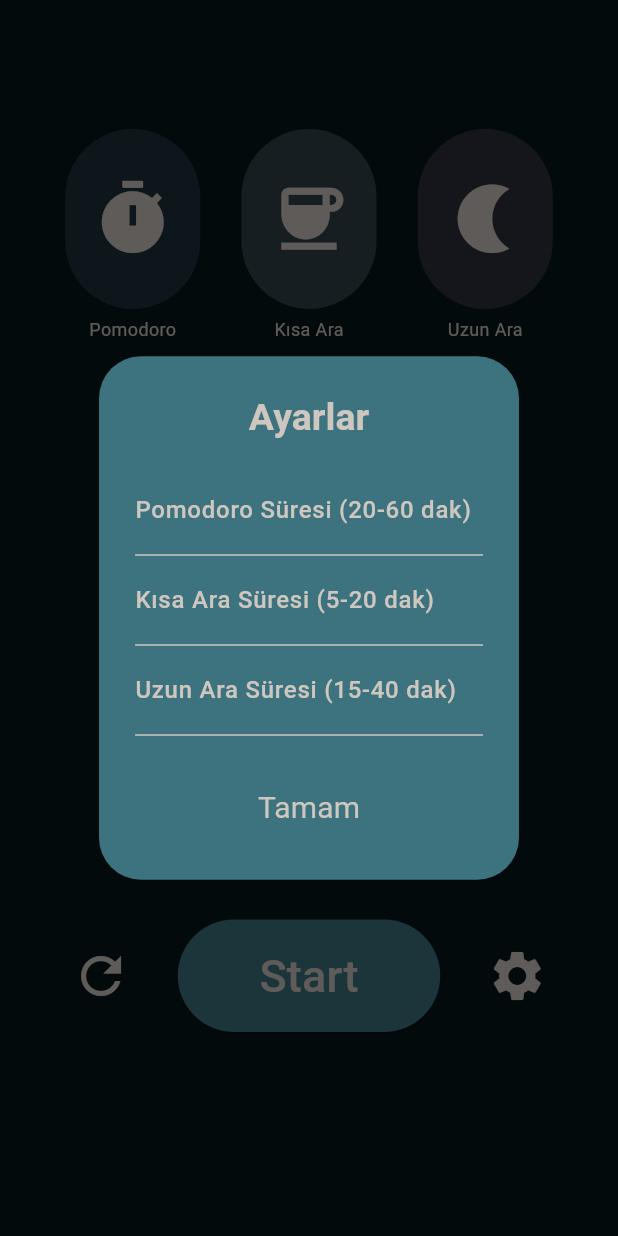
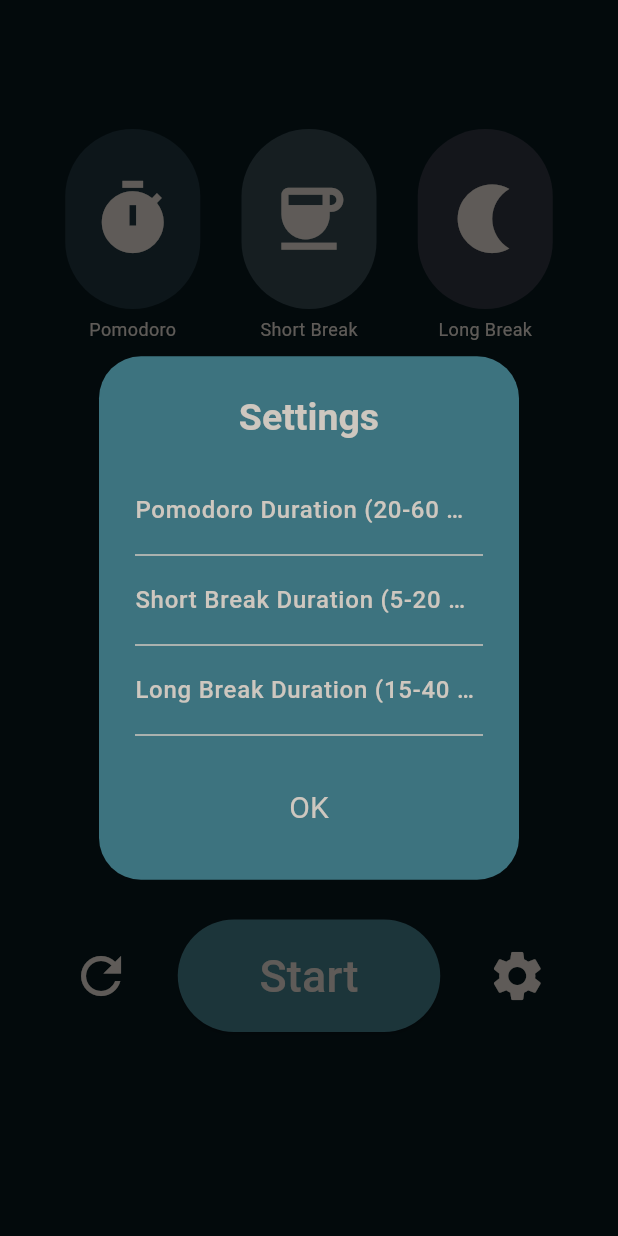
Before and after one commit to rasitesdmr/pokeme, a Flutter app: the PomodoroScreen screen opened directly, after a tap on the "coffee" icon, after a tap on the "nightlight" icon, after a tap on the "settings" icon, on a phone screen of 412 x 824 dp. Run offline on Flutter 3.47's test engine with Material 3 defaults, Android fonts, the phone set to English and light mode, and no system bars; our stand-ins replace dotted_border, flutter_local_notifications, flutter_slidable, rxdart, sensors, sqflite; missing offline and left inert: android_alarm_manager_plus, android_intent, flutter_analog_clock; accounts and stored records are empty.

Commit message:
clock and pomodoro screens language fixed

```diff
--- a/lib/screens/clock_screen.dart
+++ b/lib/screens/clock_screen.dart
@@ -79,7 +79,7 @@ class _ClockScreenState extends State<ClockScreen> {
                       const Align(
                         alignment: Alignment.topLeft,
                         child: Text(
-                          'Saat',
+                          'Clock',
                           style: TextStyle(
                             color: Color(0xFFCEC7BF),
                             fontSize: 30,
--- a/lib/screens/pomodoro_screen.dart
+++ b/lib/screens/pomodoro_screen.dart
@@ -76,14 +76,14 @@ class _PomodoroScreenState extends State<PomodoroScreen> {
         if (currentMode == 'Pomodoro') {
           pomodoroCounter += 1;
           if (pomodoroCounter % 4 == 0) {
-            setTimerDuration(longBreakDuration, 'Uzun Ara');
+            setTimerDuration(longBreakDuration, 'Long Break');
           } else {
-            setTimerDuration(shortBreakDuration, 'Kısa Ara');
+            setTimerDuration(shortBreakDuration, 'Short Break');
           }
-        } else if (currentMode == 'Uzun Ara') {
+        } else if (currentMode == 'Long Break') {
           pomodoroCounter = 0;
           setTimerDuration(pomodoroDuration, 'Pomodoro');
-        } else if (currentMode == 'Kısa Ara') {
+        } else if (currentMode == 'Short Break') {
           setTimerDuration(pomodoroDuration, 'Pomodoro');
         }
       } else {
@@ -98,13 +98,13 @@ class _PomodoroScreenState extends State<PomodoroScreen> {
 
     switch (currentMode) {
       case 'Pomodoro':
-        alertTitle = 'Süreniz doldu!';
-        alertContent = 'Şimdi biraz dinlenme zamanı';
+        alertTitle = 'Your time is up!';
+        alertContent = 'Now it\'s time to get some rest';
         break;
-      case 'Kısa Ara':
-      case 'Uzun Ara':
-        alertTitle = 'Süreniz doldu!';
-        alertContent = 'Çalışma Zamanı';
+      case 'Short Break':
+      case 'Long Break':
+        alertTitle = 'Your time is up!';
+        alertContent = 'Working time';
         break;
     }
 
@@ -132,7 +132,7 @@ class _PomodoroScreenState extends State<PomodoroScreen> {
                 const SizedBox(height: 20),
                 Center(
                   child: TextButton(
-                    child: const Text('Tamam'),
+                    child: const Text('OK'),
                     onPressed: () {
                       Navigator.of(context).pop();
                     },
@@ -154,7 +154,7 @@ class _PomodoroScreenState extends State<PomodoroScreen> {
           backgroundColor: Color(0xFF3D737F),
           title: const Center(
             child: Text(
-              'Ayarlar',
+              'Settings',
               style: TextStyle(
                 color: Color(0xFFCEC7BF),
                 fontSize: 25,
@@ -168,7 +168,7 @@ class _PomodoroScreenState extends State<PomodoroScreen> {
                 TextFormField(
                   controller: pomodoroDurationController,
                   decoration: const InputDecoration(
-                    labelText: 'Pomodoro Süresi (20-60 dak)',
+                    labelText: 'Pomodoro Duration (20-60 min)',
                     labelStyle: TextStyle(
                       color: Color(0xFFCEC7BF),
                       fontWeight: FontWeight.w500,
@@ -191,7 +191,7 @@ class _PomodoroScreenState extends State<PomodoroScreen> {
                 TextFormField(
                   controller: shortBreakDurationController,
                   decoration: const InputDecoration(
-                    labelText: 'Kısa Ara Süresi (5-20 dak)',
+                    labelText: 'Short Break Duration (5-20 min)',
                     labelStyle: TextStyle(
                       color: Color(0xFFCEC7BF),
                       fontWeight: FontWeight.w500,
@@ -212,7 +212,7 @@ class _PomodoroScreenState extends State<PomodoroScreen> {
                 TextFormField(
                   controller: longBreakDurationController,
                   decoration: const InputDecoration(
-                    labelText: 'Uzun Ara Süresi (15-40 dak)',
+                    labelText: 'Long Break Duration (15-40 min)',
                     labelStyle: TextStyle(
                       color: Color(0xFFCEC7BF),
                       fontWeight: FontWeight.w500,
@@ -237,7 +237,7 @@ class _PomodoroScreenState extends State<PomodoroScreen> {
             TextButton(
               child: const Center(
                 child: Text(
-                  'Tamam',
+                  'OK',
                   style: TextStyle(
                     color: Color(0xFFCEC7BF),
                     fontSize: 20,
@@ -259,7 +259,7 @@ class _PomodoroScreenState extends State<PomodoroScreen> {
                   ScaffoldMessenger.of(context).showSnackBar(
                     const SnackBar(
                       content: Center(
-                        child: Text('Lütfen geçerli bir dakika belirleyiniz'),
+                        child: Text('Please specify a valid minute'),
                       ),
                       duration: Duration(seconds: 2),
                     ),
@@ -268,9 +268,9 @@ class _PomodoroScreenState extends State<PomodoroScreen> {
                   setState(() {
                     selectedMinutes = newPomodoroDuration;
                     myDuration = Duration(minutes: newPomodoroDuration);
-                    if (currentMode == 'Kısa Ara') {
+                    if (currentMode == 'Short Break') {
                       myDuration = Duration(minutes: newShortBreakDuration);
-                    } else if (currentMode == 'Uzun Ara') {
+                    } else if (currentMode == 'Long Break') {
                       myDuration = Duration(minutes: newLongBreakDuration);
                     }
                   });
@@ -367,7 +367,7 @@ class _PomodoroScreenState extends State<PomodoroScreen> {
                                           shortBreakDurationController.text) ??
                                       5;
                                   setTimerDuration(
-                                      shortBreakDuration, 'Kısa Ara');
+                                      shortBreakDuration, 'Short Break');
                                 },
                                 iconSize: 55,
                                 constraints: const BoxConstraints(
@@ -379,7 +379,7 @@ class _PomodoroScreenState extends State<PomodoroScreen> {
                           ),
                           const SizedBox(height: 5),
                           const Text(
-                            'Kısa Ara',
+                            'Short Break',
                             style: TextStyle(
                                 fontSize: 12, color: Color(0xFFCEC7BF)),
                           ),
@@ -408,7 +408,7 @@ class _PomodoroScreenState extends State<PomodoroScreen> {
                                           longBreakDurationController.text) ??
                                       15;
                                   setTimerDuration(
-                                      longBreakDuration, 'Uzun Ara');
+                                      longBreakDuration, 'Long Break');
                                 },
                                 iconSize: 55,
                                 constraints: const BoxConstraints(
@@ -420,7 +420,7 @@ class _PomodoroScreenState extends State<PomodoroScreen> {
                           ),
                           const SizedBox(height: 5),
                           const Text(
-                            'Uzun Ara',
+                            'Long Break',
                             style: TextStyle(
                                 fontSize: 12, color: Color(0xFFCEC7BF)),
                           ),
```
